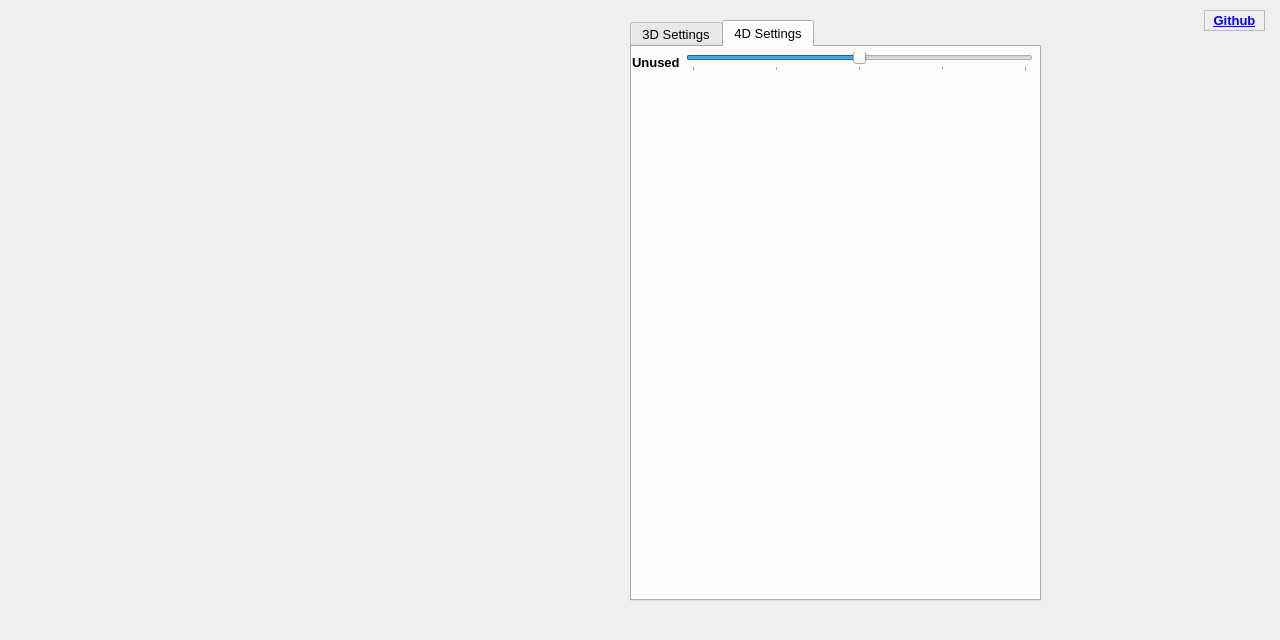
This is src/Viewport.ui in Luminic/NWAPW_RayTracer as Qt 5 draws it before an edit. The edited form follows.
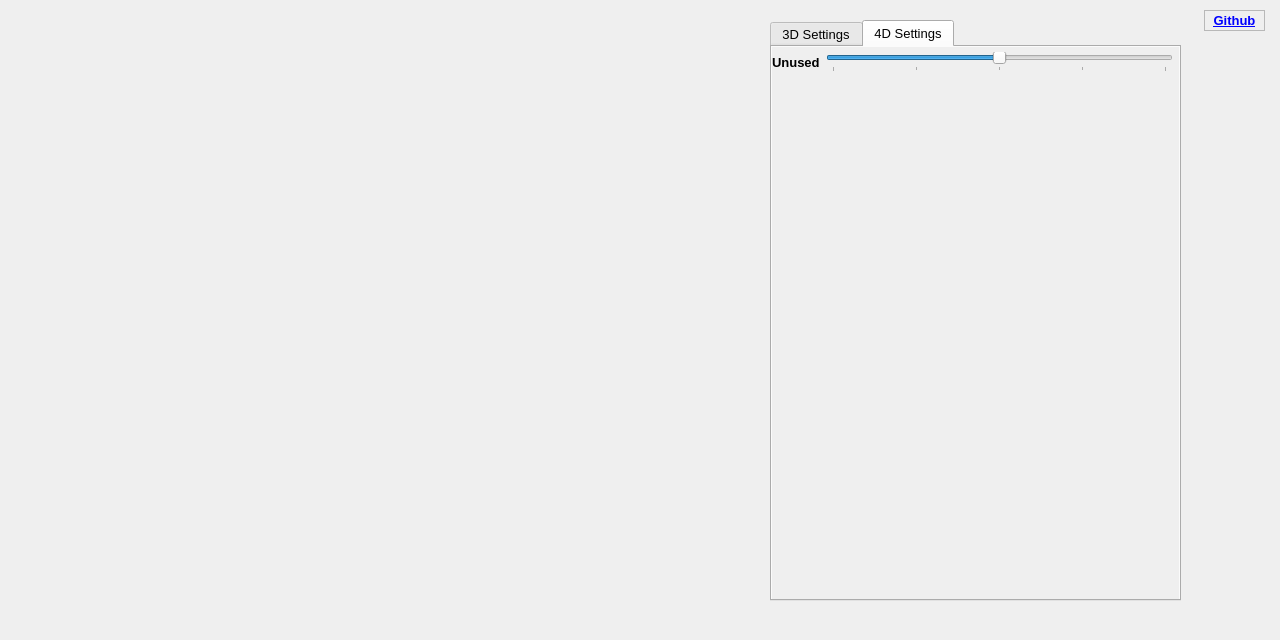
This is the edited form. The open tabs and pages were chosen to show the change.

Patch:
```diff
--- a/src/Viewport.ui
+++ b/src/Viewport.ui
@@ -23,7 +23,7 @@
     <rect>
      <x>0</x>
      <y>0</y>
-     <width>591</width>
+     <width>741</width>
      <height>601</height>
     </rect>
    </property>
@@ -32,7 +32,7 @@
   <widget class="QTabWidget" name="tabWidget">
    <property name="geometry">
     <rect>
-     <x>630</x>
+     <x>770</x>
      <y>20</y>
      <width>411</width>
      <height>581</height>
@@ -94,6 +94,9 @@
     </widget>
    </widget>
    <widget class="QWidget" name="tab4D">
+    <property name="autoFillBackground">
+     <bool>true</bool>
+    </property>
     <attribute name="title">
      <string>4D Settings</string>
     </attribute>
```
Left out of the diff: 2 changed lines with no effect on the pictures.
